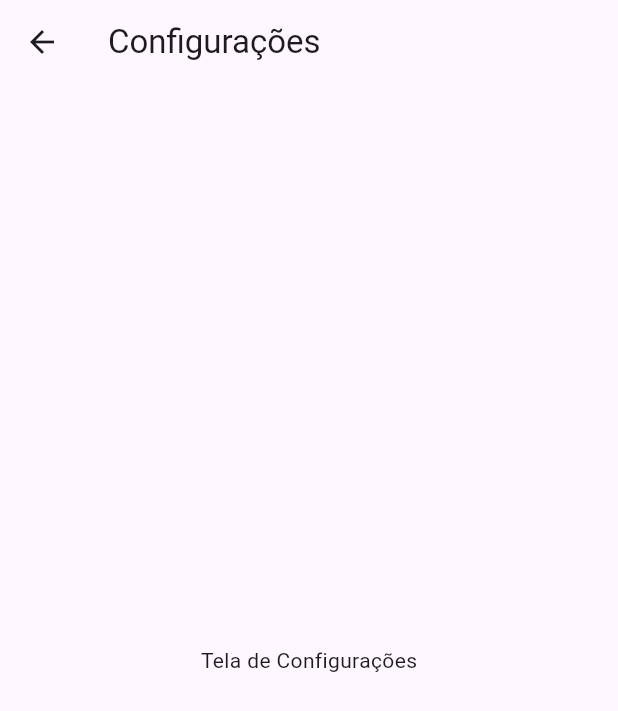
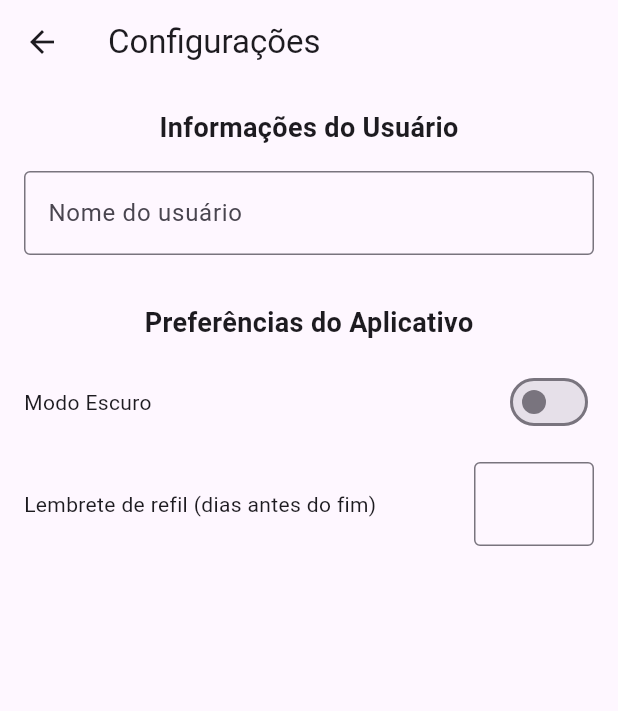
Before and after one commit to MBritoS19/CheckPills, a Flutter app: the ConfigurationScreen screen opened directly, on a phone screen of 412 x 824 dp. Shown: the top 711 px of the screen. Run offline on Flutter 3.47's test engine with Material 3 defaults, Android fonts, the light colour scheme and no system bars; our stand-ins replace drift, table_calendar; accounts and stored records are empty; generated files the repository leaves out were written again.

Commit message:
feature(incremento2): adição de tela de configuração

```diff
--- a/checkpills/lib/presentation/screens/configuration_screen.dart
+++ b/checkpills/lib/presentation/screens/configuration_screen.dart
@@ -1,18 +1,131 @@
-// File path: lib/screens/configuration_screen.dart
+// lib/presentation/screens/configuration_screen.dart
 
+import 'package:CheckPills/presentation/providers/settings_provider.dart';
 import 'package:flutter/material.dart';
+import 'package:flutter/services.dart';
+import 'package:provider/provider.dart';
 
-class ConfigurationScreen extends StatelessWidget {
+class ConfigurationScreen extends StatefulWidget {
   const ConfigurationScreen({super.key});
 
   @override
+  State<ConfigurationScreen> createState() => _ConfigurationScreenState();
+}
+
+class _ConfigurationScreenState extends State<ConfigurationScreen> {
+  final _userNameController = TextEditingController();
+  final _refillReminderController = TextEditingController();
+
+  @override
+  void initState() {
+    super.initState();
+    // Preenche os campos com os valores atuais do provedor quando a tela é inicializada
+    WidgetsBinding.instance.addPostFrameCallback((_) {
+      final settingsProvider =
+          Provider.of<SettingsProvider>(context, listen: false);
+      if (settingsProvider.currentSettings != null) {
+        _userNameController.text =
+            settingsProvider.currentSettings!.userName ?? '';
+        _refillReminderController.text =
+            (settingsProvider.currentSettings!.refillReminder).toString();
+      }
+    });
+  }
+
+  @override
+  void dispose() {
+    _userNameController.dispose();
+    _refillReminderController.dispose();
+    super.dispose();
+  }
+
+  @override
   Widget build(BuildContext context) {
+    final settingsProvider = context.watch<SettingsProvider>();
+    final isDarkMode = settingsProvider.currentSettings?.darkMode ?? false;
+
     return Scaffold(
       appBar: AppBar(
         title: const Text('Configurações'),
       ),
-      body: const Center(
-        child: Text('Tela de Configurações'),
+      body: SingleChildScrollView(
+        padding: const EdgeInsets.all(16.0),
+        child: Column(
+          children: [
+            // Seção de Informações do Usuário
+            const Text(
+              'Informações do Usuário',
+              style: TextStyle(
+                fontSize: 18,
+                fontWeight: FontWeight.bold,
+              ),
+            ),
+            const SizedBox(height: 16),
+            TextField(
+              controller: _userNameController,
+              decoration: const InputDecoration(
+                border: OutlineInputBorder(),
+                labelText: 'Nome do usuário',
+              ),
+              onChanged: (value) {
+                settingsProvider.updateUserName(value);
+              },
+            ),
+            const SizedBox(height: 32),
+
+            // Seção de Preferências do App
+            const Text(
+              'Preferências do Aplicativo',
+              style: TextStyle(
+                fontSize: 18,
+                fontWeight: FontWeight.bold,
+              ),
+            ),
+            const SizedBox(height: 16),
+            Row(
+              mainAxisAlignment: MainAxisAlignment.spaceBetween,
+              children: [
+                const Text('Modo Escuro'),
+                Switch(
+                  value: isDarkMode,
+                  onChanged: (value) {
+                    settingsProvider.toggleDarkMode(value);
+                  },
+                ),
+              ],
+            ),
+            const SizedBox(height: 16),
+            Row(
+              mainAxisAlignment: MainAxisAlignment.spaceBetween,
+              children: [
+                const Expanded(
+                  child: Text('Lembrete de refil (dias antes do fim)'),
+                ),
+                SizedBox(
+                  width: 80,
+                  // NOVO: Campo de texto para o número
+                  child: TextFormField(
+                    controller: _refillReminderController,
+                    textAlign: TextAlign.center,
+                    decoration: const InputDecoration(
+                      border: OutlineInputBorder(),
+                    ),
+                    keyboardType: TextInputType.number,
+                    inputFormatters: <TextInputFormatter>[
+                      FilteringTextInputFormatter.digitsOnly,
+                    ],
+                    onChanged: (value) {
+                      final days = int.tryParse(value);
+                      if (days != null) {
+                        settingsProvider.updateRefillReminder(days);
+                      }
+                    },
+                  ),
+                ),
+              ],
+            ),
+          ],
+        ),
       ),
     );
   }
```
Also changed, not shown: checkpills/lib/data/datasources/database.dart (+10 -0 lines), checkpills/lib/main.dart (+23 -6 lines), checkpills/lib/presentation/providers/settings_provider.dart (added, +67 -0 lines).
